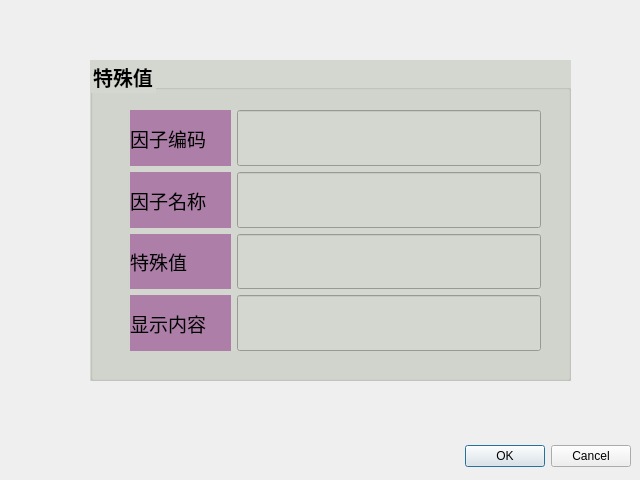
Above: qt-app-master/teshuzhiadd.ui from aa123Eason/workcode before the change. Below: the same form after it.
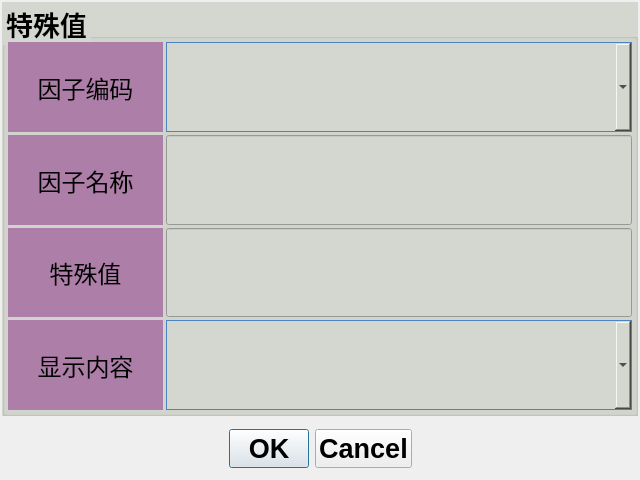
That is the form after the change. Icons and pictures are not drawn.

Commit message: 模拟量同步闭环，特殊值显示，新增

Patch:
```diff
--- a/qt-app-master/teshuzhiadd.ui
+++ b/qt-app-master/teshuzhiadd.ui
@@ -10,37 +10,36 @@
     <height>480</height>
    </rect>
   </property>
+  <property name="sizePolicy">
+   <sizepolicy hsizetype="Fixed" vsizetype="Fixed">
+    <horstretch>0</horstretch>
+    <verstretch>0</verstretch>
+   </sizepolicy>
+  </property>
   <property name="windowTitle">
    <string>Dialog</string>
   </property>
-  <widget class="QDialogButtonBox" name="buttonBox">
-   <property name="geometry">
-    <rect>
-     <x>10</x>
-     <y>440</y>
-     <width>621</width>
-     <height>32</height>
-    </rect>
+  <layout class="QVBoxLayout" name="verticalLayout_2" stretch="7,1">
+   <property name="spacing">
+    <number>3</number>
    </property>
-   <property name="orientation">
-    <enum>Qt::Horizontal</enum>
+   <property name="leftMargin">
+    <number>2</number>
    </property>
-   <property name="standardButtons">
-    <set>QDialogButtonBox::Cancel|QDialogButtonBox::Ok</set>
+   <property name="topMargin">
+    <number>2</number>
    </property>
-  </widget>
+   <property name="rightMargin">
+    <number>2</number>
+   </property>
+   <property name="bottomMargin">
+    <number>2</number>
+   </property>
+   <item>
   <widget class="QGroupBox" name="groupBox_17">
-   <property name="geometry">
-    <rect>
-     <x>90</x>
-     <y>60</y>
-     <width>481</width>
-     <height>321</height>
-    </rect>
-   </property>
    <property name="font">
     <font>
-     <pointsize>15</pointsize>
+       <pointsize>20</pointsize>
      <weight>75</weight>
      <bold>true</bold>
     </font>
@@ -51,46 +50,151 @@
    <property name="title">
     <string>特殊值</string>
    </property>
-   <widget class="QWidget" name="layoutWidget">
-    <property name="geometry">
-     <rect>
-      <x>40</x>
-      <y>50</y>
-      <width>411</width>
-      <height>241</height>
-     </rect>
-    </property>
-    <layout class="QVBoxLayout" name="verticalLayout_13" stretch="1,1,1,1">
+     <layout class="QVBoxLayout" name="verticalLayout" stretch="1,1,1,1">
+      <property name="spacing">
+       <number>3</number>
+      </property>
+      <property name="leftMargin">
+       <number>3</number>
+      </property>
+      <property name="topMargin">
+       <number>3</number>
+      </property>
+      <property name="rightMargin">
+       <number>3</number>
+      </property>
+      <property name="bottomMargin">
+       <number>3</number>
+      </property>
      <item>
       <layout class="QHBoxLayout" name="horizontalLayout_50" stretch="1,3">
        <item>
         <widget class="QLabel" name="label_4">
          <property name="font">
           <font>
-           <pointsize>14</pointsize>
+            <family>Ubuntu</family>
+            <pointsize>18</pointsize>
+            <weight>7</weight>
+            <italic>false</italic>
+            <bold>false</bold>
           </font>
          </property>
          <property name="styleSheet">
-          <string notr="true">background-color: rgb(173, 127, 168);</string>
+           <string notr="true">background-color: rgb(173, 127, 168);
+color: rgb(0, 0, 0);
+font: 57 18pt &quot;Ubuntu&quot;;</string>
          </property>
          <property name="text">
           <string>因子编码</string>
          </property>
+          <property name="alignment">
+           <set>Qt::AlignCenter</set>
+          </property>
         </widget>
        </item>
        <item>
-        <widget class="QLineEdit" name="lineEdit_Code">
+         <widget class="QComboBox" name="lineEdit_Code">
          <property name="sizePolicy">
-          <sizepolicy hsizetype="Expanding" vsizetype="Expanding">
+           <sizepolicy hsizetype="Preferred" vsizetype="Preferred">
            <horstretch>0</horstretch>
            <verstretch>0</verstretch>
           </sizepolicy>
          </property>
          <property name="font">
           <font>
-           <pointsize>14</pointsize>
-          </font>
-         </property>
+            <pointsize>18</pointsize>
+            <weight>75</weight>
+            <bold>true</bold>
+           </font>
+          </property>
+          <property name="styleSheet">
+           <string notr="true">QComboBox {
+    border: 1px solid #4C84C3;
+	
+	background-color: rgb(211, 215, 207);
+	opacity: 1;
+	border-radius: 0px;
+	combobox-popup: 0;
+}
+ 
+QComboBox QAbstractItemView {
+    border-radius:  0px;  
+	background-color: rgb(233, 185, 110);
+	border:1px solid #4C84c3;
+ 	selection-background-color: #2019DC;
+	font: 57 15pt &quot;Ubuntu&quot;;
+	font-weight:140;
+	
+	
+}
+
+/* 下拉后，整个下拉窗体每项的样式 */
+QComboBox QAbstractItemView::item {
+    height: 50px;   /* 项的高度（设置pComboBox-&gt;setView(new QListView());后，该项才起作用） */
+	font: 57 15pt &quot;Ubuntu&quot;;
+	font-weight:140;
+}
+
+/* 下拉框样式 */
+QComboBox::drop-down {
+    subcontrol-origin: padding;   /* 子控件在父元素中的原点矩形。如果未指定此属性，则默认为padding。 */
+    subcontrol-position: top right;   /* 下拉框的位置（右上） */
+    width: 50px;   /* 下拉框的宽度 */
+
+    border-left-width: 1px;   /* 下拉框的左边界线宽度 */
+    border-left-color: darkgray;   /* 下拉框的左边界线颜色 */
+    border-left-style: solid;   /* 下拉框的左边界线为实线 */
+    border-top-right-radius: 3px;   /* 下拉框的右上边界线的圆角半径（应和整个QComboBox右上边界线的圆角半径一致） */
+    border-bottom-right-radius: 3px;   /* 同上 */
+
+	image: url(:/images/dropdown.png);
+
+	padding: 2px 2px 2px 2px;
+}
+
+QScrollBar:vertical {
+      border: 2px solid grey;
+      width: 50px;
+	   background-color: #d0d2d4;   /* 空白区域的背景色*/
+}//加宽滑动条按钮
+
+QComboBox::drop-down:hover 
+{　　　
+background: yellow;　
+}
+/* 下拉箭头样式 */ 
+QComboBox::down-arrow
+ {　　
+width: 20px; /* 下拉箭头的宽度（建议与下拉框drop-down的宽度一致） */ 　　
+background: transparent; /* 下拉箭头的的背景色 */ 　　padding: 0px 0px 0px 0px; /* 上内边距、右内边距、下内边距、左内边距 */　
+image: url(:/images/dropdown.png);　
+} /* 点击下拉箭头 */ 
+
+QComboBox::down-arrow:on 
+{ 　　
+image: url(:/images/dropdown.png);
+/* 显示上拉箭头 */
+ } 
+
+
+
+QComboBox QAbstractScrollArea QScrollBar::handle:vertical {
+    border-radius: 5px;   /* 圆角 */
+    background: rgb(160,160,160);   /* 小方块的背景色深灰lightblue */
+}
+
+QComboBox QAbstractScrollArea QScrollBar::handle:vertical:hover {
+    background: rgb(90, 91, 93);   /* 越过小方块的背景色yellow */
+}
+
+ 
+
+ 
+</string>
+          </property>
+          <property name="editable">
+           <bool>false</bool>
+          </property>
         </widget>
        </item>
       </layout>
@@ -101,15 +205,24 @@
         <widget class="QLabel" name="label_76">
          <property name="font">
           <font>
-           <pointsize>14</pointsize>
+            <family>Ubuntu</family>
+            <pointsize>18</pointsize>
+            <weight>7</weight>
+            <italic>false</italic>
+            <bold>false</bold>
           </font>
          </property>
          <property name="styleSheet">
-          <string notr="true">background-color: rgb(173, 127, 168);</string>
+           <string notr="true">background-color: rgb(173, 127, 168);
+color: rgb(0, 0, 0);
+font: 57 18pt &quot;Ubuntu&quot;;</string>
          </property>
          <property name="text">
           <string>因子名称</string>
          </property>
+          <property name="alignment">
+           <set>Qt::AlignCenter</set>
+          </property>
         </widget>
        </item>
        <item>
@@ -122,7 +235,9 @@
          </property>
          <property name="font">
           <font>
-           <pointsize>14</pointsize>
+            <pointsize>18</pointsize>
+            <weight>75</weight>
+            <bold>true</bold>
           </font>
          </property>
         </widget>
@@ -135,15 +250,24 @@
         <widget class="QLabel" name="label_77">
          <property name="font">
           <font>
-           <pointsize>14</pointsize>
+            <family>Ubuntu</family>
+            <pointsize>18</pointsize>
+            <weight>7</weight>
+            <italic>false</italic>
+            <bold>false</bold>
           </font>
          </property>
          <property name="styleSheet">
-          <string notr="true">background-color: rgb(173, 127, 168);</string>
+           <string notr="true">background-color: rgb(173, 127, 168);
+color: rgb(0, 0, 0);
+font: 57 18pt &quot;Ubuntu&quot;;</string>
          </property>
          <property name="text">
           <string>特殊值</string>
          </property>
+          <property name="alignment">
+           <set>Qt::AlignCenter</set>
+          </property>
         </widget>
        </item>
        <item>
@@ -156,7 +280,9 @@
          </property>
          <property name="font">
           <font>
-           <pointsize>14</pointsize>
+            <pointsize>18</pointsize>
+            <weight>75</weight>
+            <bold>true</bold>
           </font>
          </property>
          <property name="text">
@@ -172,40 +298,163 @@
         <widget class="QLabel" name="label_78">
          <property name="font">
           <font>
-           <pointsize>14</pointsize>
+            <family>Ubuntu</family>
+            <pointsize>18</pointsize>
+            <weight>7</weight>
+            <italic>false</italic>
+            <bold>false</bold>
           </font>
          </property>
          <property name="styleSheet">
-          <string notr="true">background-color: rgb(173, 127, 168);</string>
+           <string notr="true">background-color: rgb(173, 127, 168);
+color: rgb(0, 0, 0);
+font: 57 18pt &quot;Ubuntu&quot;;</string>
          </property>
          <property name="text">
           <string>显示内容</string>
          </property>
+          <property name="alignment">
+           <set>Qt::AlignCenter</set>
+          </property>
         </widget>
        </item>
        <item>
-        <widget class="QLineEdit" name="lineEdit_Val">
+         <widget class="QComboBox" name="lineEdit_Val">
          <property name="sizePolicy">
-          <sizepolicy hsizetype="Expanding" vsizetype="Expanding">
+           <sizepolicy hsizetype="Preferred" vsizetype="Preferred">
            <horstretch>0</horstretch>
            <verstretch>0</verstretch>
           </sizepolicy>
          </property>
          <property name="font">
           <font>
-           <pointsize>14</pointsize>
-          </font>
-         </property>
-         <property name="text">
-          <string/>
-         </property>
+            <pointsize>18</pointsize>
+            <weight>75</weight>
+            <bold>true</bold>
+           </font>
+          </property>
+          <property name="styleSheet">
+           <string notr="true">QComboBox {
+    border: 1px solid #4C84C3;
+	
+	background-color: rgb(211, 215, 207);
+	opacity: 1;
+	border-radius: 0px;
+	combobox-popup: 0;
+}
+ 
+QComboBox QAbstractItemView {
+    border-radius:  0px;  
+	background-color: rgb(233, 185, 110);
+	border:1px solid #4C84c3;
+ 	selection-background-color: #2019DC;
+	font: 57 15pt &quot;Ubuntu&quot;;
+	font-weight:140;
+	
+	
+}
+
+/* 下拉后，整个下拉窗体每项的样式 */
+QComboBox QAbstractItemView::item {
+    height: 50px;   /* 项的高度（设置pComboBox-&gt;setView(new QListView());后，该项才起作用） */
+	font: 57 15pt &quot;Ubuntu&quot;;
+	font-weight:140;
+}
+
+/* 下拉框样式 */
+QComboBox::drop-down {
+    subcontrol-origin: padding;   /* 子控件在父元素中的原点矩形。如果未指定此属性，则默认为padding。 */
+    subcontrol-position: top right;   /* 下拉框的位置（右上） */
+    width: 50px;   /* 下拉框的宽度 */
+
+    border-left-width: 1px;   /* 下拉框的左边界线宽度 */
+    border-left-color: darkgray;   /* 下拉框的左边界线颜色 */
+    border-left-style: solid;   /* 下拉框的左边界线为实线 */
+    border-top-right-radius: 3px;   /* 下拉框的右上边界线的圆角半径（应和整个QComboBox右上边界线的圆角半径一致） */
+    border-bottom-right-radius: 3px;   /* 同上 */
+
+	image: url(:/images/dropdown.png);
+
+	padding: 2px 2px 2px 2px;
+}
+
+QScrollBar:vertical {
+      border: 2px solid grey;
+      width: 50px;
+	   background-color: #d0d2d4;   /* 空白区域的背景色*/
+}//加宽滑动条按钮
+
+QComboBox::drop-down:hover 
+{　　　
+background: yellow;　
+}
+/* 下拉箭头样式 */ 
+QComboBox::down-arrow
+ {　　
+width: 20px; /* 下拉箭头的宽度（建议与下拉框drop-down的宽度一致） */ 　　
+background: transparent; /* 下拉箭头的的背景色 */ 　　padding: 0px 0px 0px 0px; /* 上内边距、右内边距、下内边距、左内边距 */　
+image: url(:/images/dropdown.png);　
+} /* 点击下拉箭头 */ 
+
+QComboBox::down-arrow:on 
+{ 　　
+image: url(:/images/dropdown.png);
+/* 显示上拉箭头 */
+ } 
+
+
+
+QComboBox QAbstractScrollArea QScrollBar::handle:vertical {
+    border-radius: 5px;   /* 圆角 */
+    background: rgb(160,160,160);   /* 小方块的背景色深灰lightblue */
+}
+
+QComboBox QAbstractScrollArea QScrollBar::handle:vertical:hover {
+    background: rgb(90, 91, 93);   /* 越过小方块的背景色yellow */
+}
+
+ 
+
+ 
+</string>
+          </property>
+          <property name="editable">
+           <bool>false</bool>
+          </property>
         </widget>
        </item>
       </layout>
      </item>
     </layout>
    </widget>
-  </widget>
+   </item>
+   <item>
+    <widget class="QDialogButtonBox" name="buttonBox">
+     <property name="sizePolicy">
+      <sizepolicy hsizetype="Preferred" vsizetype="Preferred">
+       <horstretch>0</horstretch>
+       <verstretch>0</verstretch>
+      </sizepolicy>
+     </property>
+     <property name="font">
+      <font>
+       <pointsize>20</pointsize>
+       <weight>75</weight>
+       <bold>true</bold>
+      </font>
+     </property>
+     <property name="orientation">
+      <enum>Qt::Horizontal</enum>
+     </property>
+     <property name="standardButtons">
+      <set>QDialogButtonBox::Cancel|QDialogButtonBox::Ok</set>
+     </property>
+     <property name="centerButtons">
+      <bool>true</bool>
+     </property>
+    </widget>
+   </item>
+  </layout>
  </widget>
  <resources/>
  <connections>
```
Lines whose indentation alone changed are shown as unchanged. The commit also changes 14 other files.
